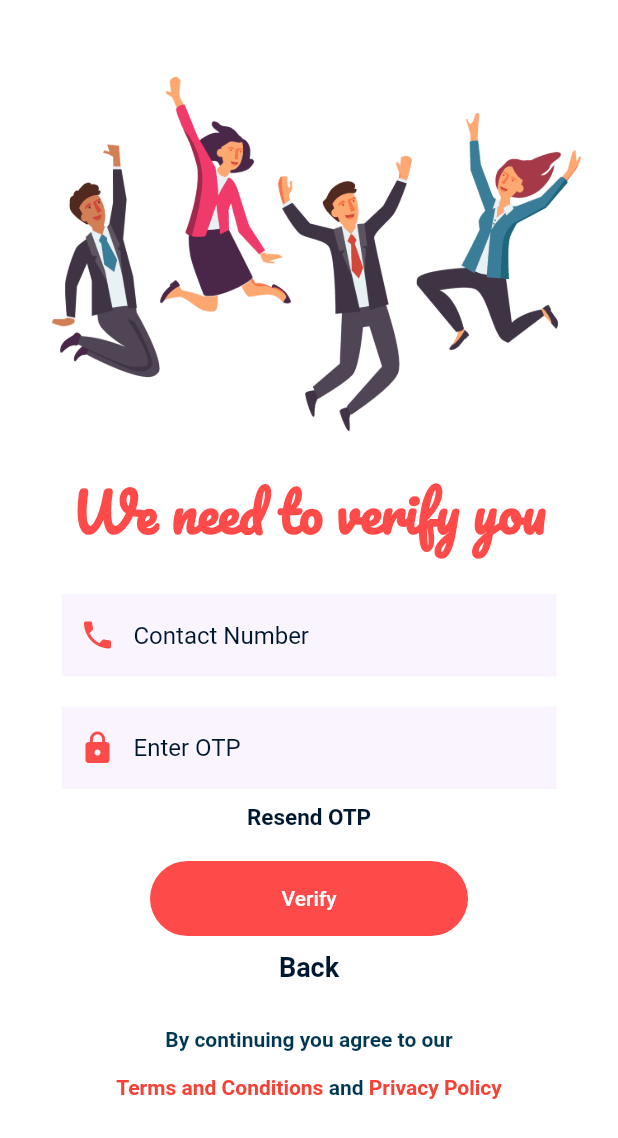
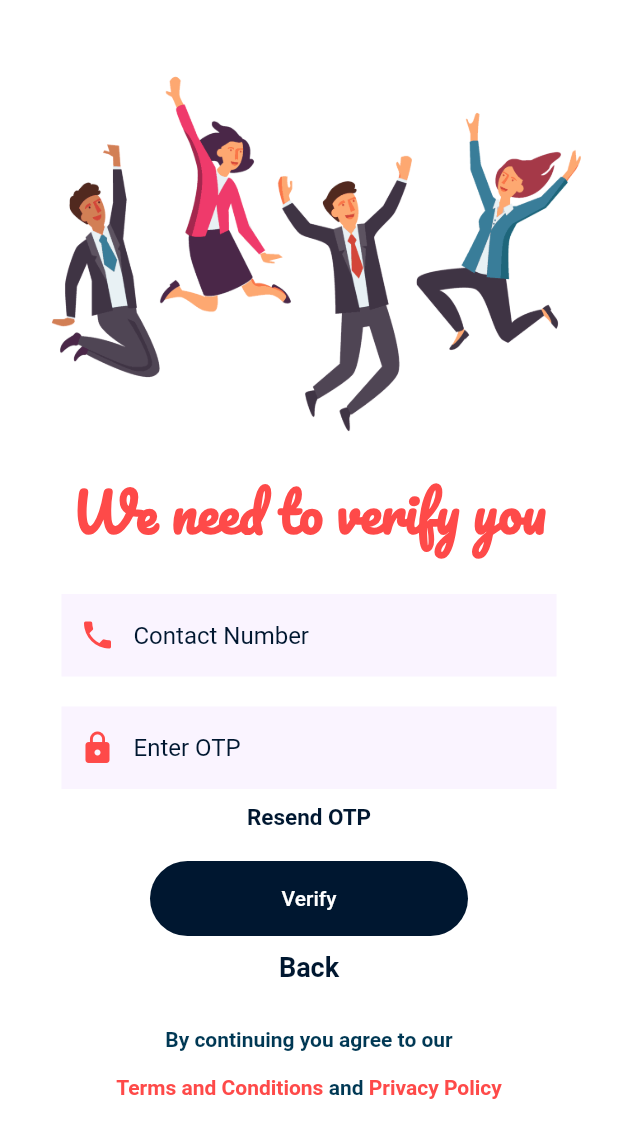
Before and after one commit to priyamshah112/chalo, a Flutter app: the SignUp screen opened directly, scrolled down 245 dp, after a tap on "Next", on a phone screen of 412 x 824 dp. Shown: the top 1138 px of the screen. Run offline on Flutter 3.47's test engine with Material 2 defaults, Android fonts, the phone set to English and light mode, and no system bars; our stand-ins replace flutter_map, font_awesome_flutter, latlong, simple_animations; missing offline and left inert: gender_selection.

```diff
--- a/lib/home.dart
+++ b/lib/home.dart
@@ -97,7 +97,7 @@ class _MainHomeState extends State<MainHome> {
                       ),
                     ),
                   ),
-                  hintText: "Search users",
+                  hintText: "Search Users",
                   border: InputBorder.none,
                   contentPadding: EdgeInsets.only(left: 15.0, top: 6.0),
                 ),
--- a/lib/login.dart
+++ b/lib/login.dart
@@ -1,7 +1,10 @@
+import 'package:chaloapp/forgot.dart';
+import 'package:chaloapp/main.dart';
 import 'package:flutter/material.dart';
 import 'package:chaloapp/Animation/FadeAnimation.dart';
 import 'package:font_awesome_flutter/font_awesome_flutter.dart';
 import 'package:chaloapp/signup.dart';
+import 'package:chaloapp/home.dart';
 
 class WelcomeScreen extends StatefulWidget {
   @override
@@ -521,7 +524,8 @@ class _HomePageState extends State<HomePage> {
                             Navigator.push(
                               context,
                               MaterialPageRoute(
-                                  builder: (BuildContext context) => SignUp()),
+                                  builder: (BuildContext context) =>
+                                      ForgotPage()),
                             );
                           },
                           child: Text(
@@ -548,7 +552,14 @@ class _HomePageState extends State<HomePage> {
                                 horizontal: 60.0, vertical: 10.0),
                             shape: RoundedRectangleBorder(
                                 borderRadius: BorderRadius.circular(50.0)),
-                            onPressed: () {},
+                            onPressed: () {
+                              Navigator.push(
+                                context,
+                                MaterialPageRoute(
+                                    builder: (BuildContext context) =>
+                                        MainHome()),
+                              );
+                            },
                             child: Center(
                               child: Text(
                                 "Login",
--- a/lib/main.dart
+++ b/lib/main.dart
@@ -4,11 +4,13 @@ import 'package:flutter/material.dart';
 import 'data/data.dart';
 import 'package:chaloapp/login.dart';
 
-void main() => runApp(MaterialApp(
-      theme: ThemeData(primaryColor: Colors.teal, accentColor: Colors.teal),
-      debugShowCheckedModeBanner: false,
-      home: SplashScreen(),
-    ));
+void main() => runApp(
+      MaterialApp(
+        theme: ThemeData(primaryColor: Colors.teal, accentColor: Colors.teal),
+        debugShowCheckedModeBanner: false,
+        home: SplashScreen(),
+      ),
+    );
 
 class SplashScreen extends StatefulWidget {
   @override
@@ -21,7 +23,7 @@ class _SplashScreenState extends State<SplashScreen> {
     super.initState();
     Timer(
       Duration(seconds: 3),
-      () => Navigator.push(
+      () => Navigator.pushReplacement(
         context,
         MaterialPageRoute(builder: (context) => OnBoarding()),
       ),
@@ -167,7 +169,7 @@ class _HomeState extends State<Home> {
               height: Platform.isIOS ? 70 : 60,
               child: GestureDetector(
                 onTap: () {
-                  Navigator.push(
+                  Navigator.pushReplacement(
                     context,
                     MaterialPageRoute(builder: (context) => WelcomeScreen()),
                   );
--- a/lib/signup.dart
+++ b/lib/signup.dart
@@ -2,10 +2,12 @@ import 'package:chaloapp/login.dart';
 import 'package:flutter/material.dart';
 import 'dart:io';
 import 'package:chaloapp/Animation/FadeAnimation.dart';
+import 'package:chaloapp/global_colors.dart';
 import 'package:font_awesome_flutter/font_awesome_flutter.dart';
 import 'package:gender_selection/gender_selection.dart';
+import 'package:chaloapp/ProfileSetup.dart';
+import 'forgot.dart';
 //import 'package:datetime_picker_formfield/datetime_picker_formfield.dart';
-
 //import 'package:flutter_localizations/flutter_localizations.dart';
 //import 'package:flutter_rounded_date_picker/rounded_picker.dart';
 
@@ -61,7 +63,7 @@ class _SignUpState extends State<SignUp> {
                           "Tell us your Details",
                           textAlign: TextAlign.center,
                           style: TextStyle(
-                              color: Color(0xffFE4A49),
+                              color: Color(primary),
                               fontWeight: FontWeight.bold,
                               fontSize: 35,
                               fontFamily: 'Pacifico'),
@@ -98,7 +100,7 @@ class _SignUpState extends State<SignUp> {
                                       hintText: "First Name",
                                       prefixIcon: Icon(
                                         FontAwesomeIcons.userPlus,
-                                        color: Color(0xfffFE4A49),
+                                        color: Color(primary),
                                         size: 18,
                                       ),
                                       contentPadding: const EdgeInsets.only(
@@ -107,9 +109,9 @@ class _SignUpState extends State<SignUp> {
                                           top: 18.0,
                                           right: 30.0),
                                       filled: true,
-                                      fillColor: Color(0xffffaf4ff),
+                                      fillColor: Color(form1),
                                       hintStyle: TextStyle(
-                                        color: Color(0xfff001730),
+                                        color: Color(formHint),
                                       ),
 //                                    focusedBorder: OutlineInputBorder(
 //                                      borderSide:
@@ -129,7 +131,7 @@ class _SignUpState extends State<SignUp> {
                                     keyboardType: TextInputType.text,
                                     decoration: InputDecoration(
                                       filled: true,
-                                      fillColor: Color(0xffffaf4ff),
+                                      fillColor: Color(form1),
                                       contentPadding: const EdgeInsets.only(
                                           left: 30.0,
                                           bottom: 18.0,
@@ -138,12 +140,12 @@ class _SignUpState extends State<SignUp> {
                                       border: InputBorder.none,
                                       prefixIcon: Icon(
                                         FontAwesomeIcons.userPlus,
-                                        color: Color(0xfffFE4A49),
+                                        color: Color(primary),
                                         size: 18,
                                       ),
                                       hintText: "Last Name",
                                       hintStyle: TextStyle(
-                                        color: Color(0xfff001730),
+                                        color: Color(formHint),
                                       ),
                                     ),
                                     autofocus: false,
@@ -167,7 +169,7 @@ class _SignUpState extends State<SignUp> {
                                       hintText: "Email Address",
                                       prefixIcon: Icon(
                                         Icons.mail,
-                                        color: Color(0xfffFE4A49),
+                                        color: Color(primary),
                                       ),
                                       contentPadding: const EdgeInsets.only(
                                           left: 30.0,
@@ -175,9 +177,9 @@ class _SignUpState extends State<SignUp> {
                                           top: 18.0,
                                           right: 30.0),
                                       filled: true,
-                                      fillColor: Color(0xffffaf4ff),
+                                      fillColor: Color(form1),
                                       hintStyle: TextStyle(
-                                        color: Color(0xfff001730),
+                                        color: Color(formHint),
                                       ),
 //                                    focusedBorder: OutlineInputBorder(
 //                                      borderSide:
@@ -197,7 +199,7 @@ class _SignUpState extends State<SignUp> {
                                     obscureText: true,
                                     decoration: InputDecoration(
                                       filled: true,
-                                      fillColor: Color(0xffffaf4ff),
+                                      fillColor: Color(form1),
                                       contentPadding: const EdgeInsets.only(
                                           left: 30.0,
                                           bottom: 18.0,
@@ -206,11 +208,11 @@ class _SignUpState extends State<SignUp> {
                                       border: InputBorder.none,
                                       prefixIcon: Icon(
                                         Icons.lock,
-                                        color: Color(0xfffFE4A49),
+                                        color: Color(primary),
                                       ),
                                       hintText: "Password",
                                       hintStyle: TextStyle(
-                                        color: Color(0xfff001730),
+                                        color: Color(formHint),
                                       ),
                                     ),
                                   ),
@@ -231,8 +233,8 @@ class _SignUpState extends State<SignUp> {
                                       border: InputBorder.none,
                                       hintText: "Confirm Password",
                                       prefixIcon: Icon(
-                                        Icons.mail,
-                                        color: Color(0xfffFE4A49),
+                                        Icons.lock,
+                                        color: Color(primary),
                                       ),
                                       contentPadding: const EdgeInsets.only(
                                           left: 30.0,
@@ -240,9 +242,9 @@ class _SignUpState extends State<SignUp> {
                                           top: 18.0,
                                           right: 30.0),
                                       filled: true,
-                                      fillColor: Color(0xffffaf4ff),
+                                      fillColor: Color(form1),
                                       hintStyle: TextStyle(
-                                        color: Color(0xfff001730),
+                                        color: Color(formHint),
                                       ),
 //                                    focusedBorder: OutlineInputBorder(
 //                                      borderSide:
@@ -261,7 +263,7 @@ class _SignUpState extends State<SignUp> {
                                 Text(
                                   'Select your Gender',
                                   style: TextStyle(
-                                    color: Color(0xfff001730),
+                                    color: Color(secondary),
                                     fontWeight: FontWeight.bold,
                                   ),
                                 ),
@@ -313,7 +315,7 @@ class _SignUpState extends State<SignUp> {
                             height: 50,
                             margin: EdgeInsets.symmetric(horizontal: 60),
                             child: FlatButton(
-                              color: Color(0xfff003854),
+                              color: Color(secondary),
                               padding: EdgeInsets.symmetric(
                                   horizontal: 60.0, vertical: 10.0),
                               shape: RoundedRectangleBorder(
@@ -352,7 +354,7 @@ class _SignUpState extends State<SignUp> {
                             child: Text(
                               "Back",
                               style: TextStyle(
-                                  color: Color(0xfff001730),
+                                  color: Color(secondary),
                                   fontWeight: FontWeight.bold,
                                   fontSize: 18),
                             ),
@@ -424,7 +426,7 @@ class _NextPageState extends State<NextPage> {
                           "We need to verify you",
                           textAlign: TextAlign.center,
                           style: TextStyle(
-                              color: Color(0xffFE4A49),
+                              color: Color(primary),
                               fontWeight: FontWeight.bold,
                               fontSize: 35,
                               fontFamily: 'Pacifico'),
@@ -459,7 +461,7 @@ class _NextPageState extends State<NextPage> {
                                     hintText: "Contact Number",
                                     prefixIcon: Icon(
                                       Icons.phone,
-                                      color: Color(0xfffFE4A49),
+                                      color: Color(primary),
                                     ),
                                     contentPadding: const EdgeInsets.only(
                                         left: 30.0,
@@ -467,9 +469,9 @@ class _NextPageState extends State<NextPage> {
                                         top: 18.0,
                                         right: 30.0),
                                     filled: true,
-                                    fillColor: Color(0xffffaf4ff),
+                                    fillColor: Color(form1),
                                     hintStyle: TextStyle(
-                                      color: Color(0xfff001730),
+                                      color: Color(formHint),
                                     ),
                                   ),
                                 ),
@@ -480,7 +482,7 @@ class _NextPageState extends State<NextPage> {
                                 child: TextField(
                                   decoration: InputDecoration(
                                     filled: true,
-                                    fillColor: Color(0xffffaf4ff),
+                                    fillColor: Color(form1),
                                     contentPadding: const EdgeInsets.only(
                                         left: 30.0,
                                         bottom: 18.0,
@@ -489,11 +491,11 @@ class _NextPageState extends State<NextPage> {
                                     border: InputBorder.none,
                                     prefixIcon: Icon(
                                       Icons.lock,
-                                      color: Color(0xfffFE4A49),
+                                      color: Color(primary),
                                     ),
                                     hintText: "Enter OTP",
                                     hintStyle: TextStyle(
-                                      color: Color(0xfff001730),
+                                      color: Color(formHint),
                                     ),
                                   ),
                                 ),
@@ -517,7 +519,7 @@ class _NextPageState extends State<NextPage> {
                             child: Text(
                               "Resend OTP",
                               style: TextStyle(
-                                  color: Color(0xfff001730),
+                                  color: Color(secondary),
                                   fontWeight: FontWeight.bold,
                                   fontSize: 15),
                             ),
@@ -533,12 +535,18 @@ class _NextPageState extends State<NextPage> {
                             height: 50,
                             margin: EdgeInsets.symmetric(horizontal: 60),
                             child: FlatButton(
-                              color: Color(0xfffFE4A49),
+                              color: Color(secondary),
                               padding: EdgeInsets.symmetric(
                                   horizontal: 60.0, vertical: 10.0),
                               shape: RoundedRectangleBorder(
                                   borderRadius: BorderRadius.circular(50.0)),
-                              onPressed: () {},
+                              onPressed: () {
+                                Navigator.push(
+                                  context,
+                                  MaterialPageRoute(
+                                      builder: (context) => ProfileSetup()),
+                                );
+                              },
                               child: Center(
                                 child: Text(
                                   "Verify",
@@ -565,7 +573,7 @@ class _NextPageState extends State<NextPage> {
                             child: Text(
                               "Back",
                               style: TextStyle(
-                                  color: Color(0xfff001730),
+                                  color: Color(secondary),
                                   fontWeight: FontWeight.bold,
                                   fontSize: 18),
                             ),
@@ -583,7 +591,7 @@ class _NextPageState extends State<NextPage> {
                             Text(
                               'By continuing you agree to our',
                               style: TextStyle(
-                                color: Color(0xfff003854),
+                                color: Color(text3),
                                 fontWeight: FontWeight.bold,
                                 fontSize: 14,
                               ),
@@ -598,7 +606,7 @@ class _NextPageState extends State<NextPage> {
                           children: <Widget>[
                             FlatButton(
                               padding: EdgeInsets.all(0),
-                              textColor: Colors.red,
+                              textColor: Color(primary),
                               child: Text(
                                 'Terms and Conditions ',
                                 style: TextStyle(
@@ -618,14 +626,14 @@ class _NextPageState extends State<NextPage> {
                             Text(
                               "and",
                               style: TextStyle(
-                                color: Color(0xfff003854),
+                                color: Color(text3),
                                 fontSize: 14,
                                 fontWeight: FontWeight.bold,
                               ),
                             ),
                             FlatButton(
                               padding: EdgeInsets.all(0),
-                              textColor: Colors.red,
+                              textColor: Color(primary),
                               child: Text(
                                 ' Privacy Policy',
                                 style: TextStyle(
--- a/pubspec.yaml
+++ b/pubspec.yaml
@@ -14,7 +14,7 @@ description: A new Flutter application.
 version: 1.0.0+1
 
 environment:
-  sdk: ">=2.2.0 <3.0.0"
+  sdk: ">=2.2.2 <3.0.0"
 
 dependencies:
   flutter:
```
Also changed, not shown: 2 other files.
